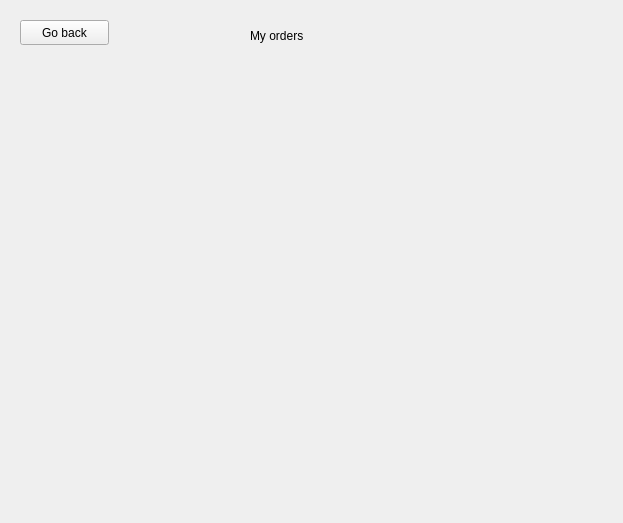
Before: the Qt Designer form sdi_app/gui/menu_owner.ui in FratiaXd/SDI, drawn with Qt 5.
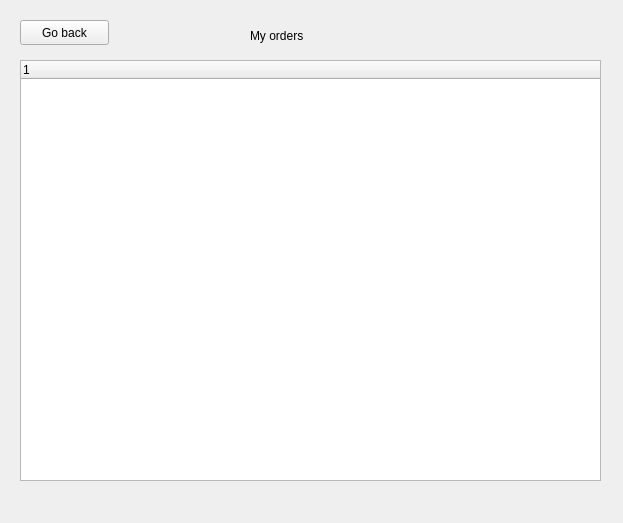
After: the same form once the commit is applied. The open tabs and pages were chosen to show the change.

Commit message: Order history v3 display history

What changed in the file:
```diff
--- a/sdi_app/gui/menu_owner.ui
+++ b/sdi_app/gui/menu_owner.ui
@@ -284,6 +284,21 @@
       <string>Go back</string>
      </property>
     </widget>
+    <widget class="QTreeWidget" name="treeWidget">
+     <property name="geometry">
+      <rect>
+       <x>20</x>
+       <y>60</y>
+       <width>581</width>
+       <height>421</height>
+      </rect>
+     </property>
+     <column>
+      <property name="text">
+       <string notr="true">1</string>
+      </property>
+     </column>
+    </widget>
    </widget>
   </widget>
  </widget>
```
The commit also changes 2 other files.
